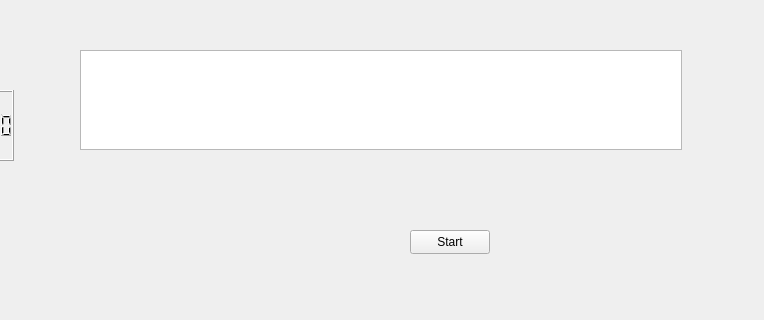
MatthewGraber/SnakeQT, file Snakey/mainwindow.ui: the form before one commit; both pictures show x 120 to 884 and y 0 to 320 of the 1000 by 700 pixel window.
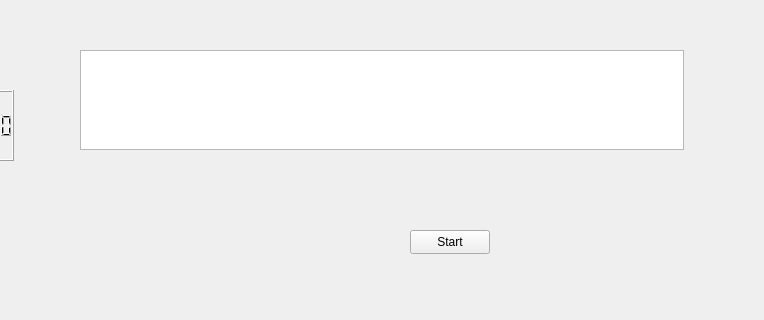
The form after the commit.

Commit message: Two player mode

Diff of the .ui file:
```diff
--- a/Snakey/mainwindow.ui
+++ b/Snakey/mainwindow.ui
@@ -19,7 +19,7 @@
      <rect>
       <x>200</x>
       <y>50</y>
-      <width>602</width>
+      <width>604</width>
       <height>100</height>
      </rect>
     </property>
```
The commit also changes 2 other files.
